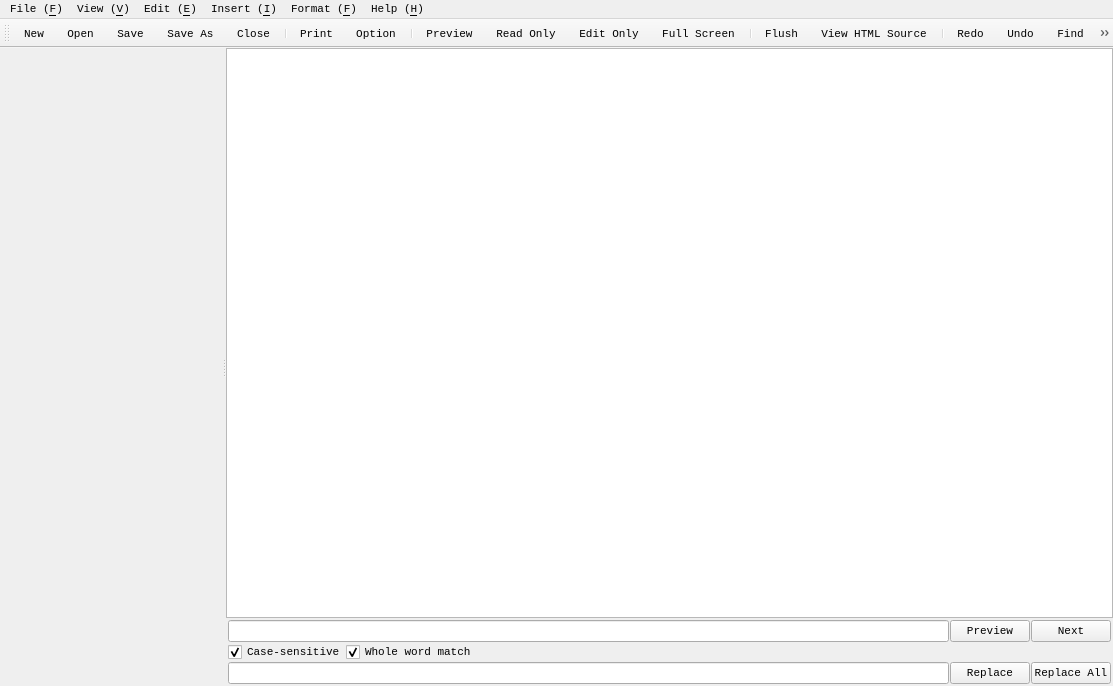
Qt form src/Smark/SmkMainWindow.ui (elerao/Smark) before a commit.
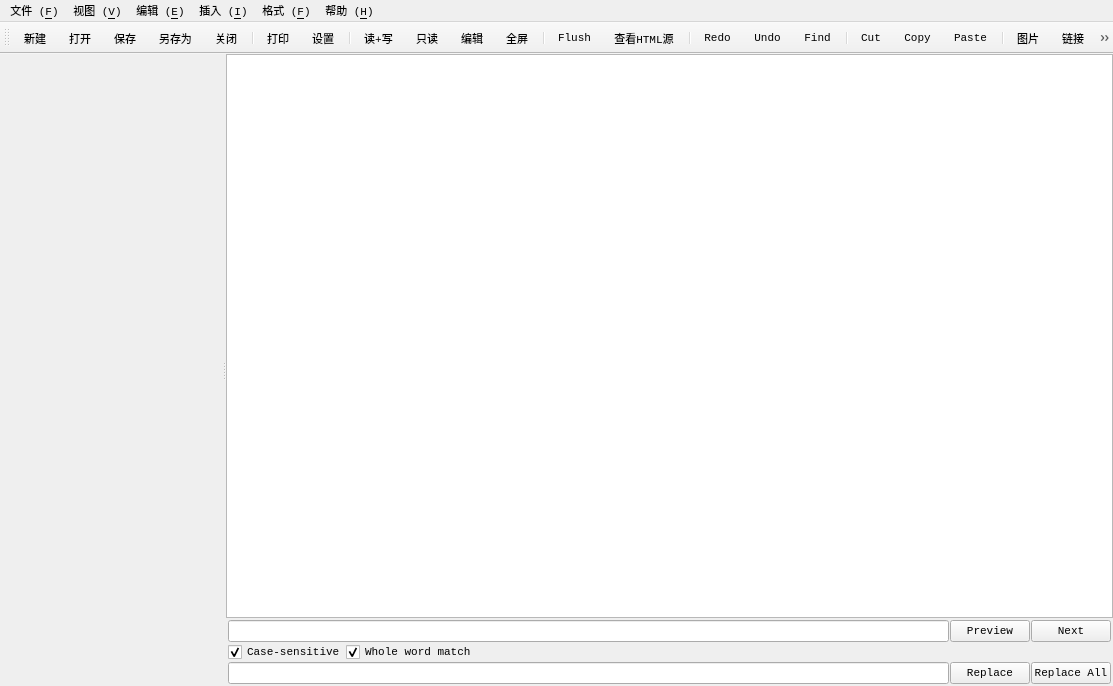
The same form after that commit. Icons and pictures are not drawn. Custom widgets are drawn as their Qt base class.

```diff
--- a/src/Smark/SmkMainWindow.ui
+++ b/src/Smark/SmkMainWindow.ui
@@ -200,18 +200,22 @@
      <x>0</x>
      <y>0</y>
      <width>1113</width>
-     <height>19</height>
+     <height>22</height>
     </rect>
    </property>
    <property name="font">
     <font>
      <family>Consolas</family>
      <pointsize>8</pointsize>
+     <weight>50</weight>
+     <bold>false</bold>
+     <stylestrategy>PreferAntialias</stylestrategy>
+     <kerning>true</kerning>
     </font>
    </property>
    <widget class="QMenu" name="menuFile">
     <property name="title">
-     <string>File (&amp;F)</string>
+     <string>文件 (&amp;F)</string>
     </property>
     <addaction name="actionNew"/>
     <addaction name="actionOpen"/>
@@ -226,7 +230,7 @@
    </widget>
    <widget class="QMenu" name="menuView">
     <property name="title">
-     <string>View (&amp;V)</string>
+     <string>视图 (&amp;V)</string>
     </property>
     <addaction name="actionReadOnly"/>
     <addaction name="actionPreview"/>
@@ -236,7 +240,7 @@
    </widget>
    <widget class="QMenu" name="menuEdit">
     <property name="title">
-     <string>Edit (&amp;E)</string>
+     <string>编辑 (&amp;E)</string>
     </property>
     <addaction name="actionFlush"/>
     <addaction name="actionViewHTML"/>
@@ -252,7 +256,7 @@
    </widget>
    <widget class="QMenu" name="menuFormat">
     <property name="title">
-     <string>Format (&amp;F)</string>
+     <string>格式 (&amp;F)</string>
     </property>
     <addaction name="actionFormatBlod"/>
     <addaction name="actionFormatItalic"/>
@@ -273,7 +277,7 @@
    </widget>
    <widget class="QMenu" name="menuInsert">
     <property name="title">
-     <string>Insert (&amp;I)</string>
+     <string>插入 (&amp;I)</string>
     </property>
     <addaction name="actionInsertImage"/>
     <addaction name="actionInsertLink"/>
@@ -281,7 +285,7 @@
    </widget>
    <widget class="QMenu" name="menuHelp">
     <property name="title">
-     <string>Help (&amp;H)</string>
+     <string>帮助 (&amp;H)</string>
     </property>
     <addaction name="actionAboutQt"/>
     <addaction name="actionAboutSmark"/>
@@ -361,7 +365,7 @@
      <normaloff>:/icon/file-new.png</normaloff>:/icon/file-new.png</iconset>
    </property>
    <property name="text">
-    <string>New</string>
+    <string>新建</string>
    </property>
    <property name="shortcut">
     <string>Ctrl+N</string>
@@ -373,7 +377,7 @@
      <normaloff>:/icon/file-open.png</normaloff>:/icon/file-open.png</iconset>
    </property>
    <property name="text">
-    <string>Open</string>
+    <string>打开</string>
    </property>
    <property name="shortcut">
     <string>Ctrl+O</string>
@@ -385,7 +389,7 @@
      <normaloff>:/icon/file-save.png</normaloff>:/icon/file-save.png</iconset>
    </property>
    <property name="text">
-    <string>Save</string>
+    <string>保存</string>
    </property>
    <property name="shortcut">
     <string>Ctrl+S</string>
@@ -397,7 +401,7 @@
      <normaloff>:/icon/file-saveas.png</normaloff>:/icon/file-saveas.png</iconset>
    </property>
    <property name="text">
-    <string>Save As</string>
+    <string>另存为</string>
    </property>
    <property name="shortcut">
     <string>Ctrl+Shift+S</string>
@@ -409,7 +413,7 @@
      <normaloff>:/icon/file-close.png</normaloff>:/icon/file-close.png</iconset>
    </property>
    <property name="text">
-    <string>Close</string>
+    <string>关闭</string>
    </property>
    <property name="shortcut">
     <string>Ctrl+W</string>
@@ -421,7 +425,7 @@
      <normaloff>:/icon/print.png</normaloff>:/icon/print.png</iconset>
    </property>
    <property name="text">
-    <string>Print</string>
+    <string>打印</string>
    </property>
    <property name="shortcut">
     <string>Ctrl+P</string>
@@ -445,7 +449,7 @@
      <normaloff>:/icon/view-preview.png</normaloff>:/icon/view-preview.png</iconset>
    </property>
    <property name="text">
-    <string>Preview</string>
+    <string>读+写</string>
    </property>
    <property name="shortcut">
     <string>F6</string>
@@ -457,7 +461,7 @@
      <normaloff>:/icon/view-read-only.png</normaloff>:/icon/view-read-only.png</iconset>
    </property>
    <property name="text">
-    <string>Read Only</string>
+    <string>只读</string>
    </property>
    <property name="shortcut">
     <string>F7</string>
@@ -469,7 +473,7 @@
      <normaloff>:/icon/view-edit-only.png</normaloff>:/icon/view-edit-only.png</iconset>
    </property>
    <property name="text">
-    <string>Edit Only</string>
+    <string>编辑</string>
    </property>
    <property name="shortcut">
     <string>F8</string>
@@ -484,7 +488,7 @@
      <normaloff>:/icon/view-fullscreen.png</normaloff>:/icon/view-fullscreen.png</iconset>
    </property>
    <property name="text">
-    <string>Full Screen</string>
+    <string>全屏</string>
    </property>
    <property name="shortcut">
     <string>F11</string>
@@ -580,7 +584,7 @@
      <normaloff>:/icon/edit-view-html.png</normaloff>:/icon/edit-view-html.png</iconset>
    </property>
    <property name="text">
-    <string>View HTML Source</string>
+    <string>查看HTML源</string>
    </property>
    <property name="shortcut">
     <string>Ctrl+Shift+C</string>
@@ -676,7 +680,7 @@
      <normaloff>:/icon/format-code.png</normaloff>:/icon/format-code.png</iconset>
    </property>
    <property name="text">
-    <string>Code</string>
+    <string>代码</string>
    </property>
    <property name="shortcut">
     <string>Ctrl+`</string>
@@ -700,7 +704,7 @@
      <normaloff>:/icon/align-left.png</normaloff>:/icon/align-left.png</iconset>
    </property>
    <property name="text">
-    <string>Align Left</string>
+    <string>左对齐</string>
    </property>
    <property name="shortcut">
     <string>Ctrl+L</string>
@@ -712,7 +716,7 @@
      <normaloff>:/icon/align-right.png</normaloff>:/icon/align-right.png</iconset>
    </property>
    <property name="text">
-    <string>Align Right</string>
+    <string>右对齐</string>
    </property>
    <property name="shortcut">
     <string>Ctrl+R</string>
@@ -724,7 +728,7 @@
      <normaloff>:/icon/align-center.png</normaloff>:/icon/align-center.png</iconset>
    </property>
    <property name="text">
-    <string>Align Center</string>
+    <string>居中</string>
    </property>
    <property name="shortcut">
     <string>Ctrl+E</string>
@@ -736,7 +740,7 @@
      <normaloff>:/icon/insert-image.png</normaloff>:/icon/insert-image.png</iconset>
    </property>
    <property name="text">
-    <string>Image</string>
+    <string>图片</string>
    </property>
    <property name="shortcut">
     <string>Ctrl+Shift+I, Ctrl+Shift+P</string>
@@ -748,7 +752,7 @@
      <normaloff>:/icon/insert-link.png</normaloff>:/icon/insert-link.png</iconset>
    </property>
    <property name="text">
-    <string>Link</string>
+    <string>链接</string>
    </property>
    <property name="shortcut">
     <string>Ctrl+Shift+L</string>
@@ -760,7 +764,7 @@
      <normaloff>:/icon/insert-formation.png</normaloff>:/icon/insert-formation.png</iconset>
    </property>
    <property name="text">
-    <string>MathJax</string>
+    <string>公式</string>
    </property>
    <property name="toolTip">
     <string>MathJax</string>
@@ -785,7 +789,16 @@
      <normaloff>:/icon/file-option.png</normaloff>:/icon/file-option.png</iconset>
    </property>
    <property name="text">
-    <string>Option</string>
+    <string>设置</string>
+   </property>
+  </action>
+  <action name="action_2">
+   <property name="icon">
+    <iconset resource="rc/icon.qrc">
+     <normaloff>:/icon/DaGang.png</normaloff>:/icon/DaGang.png</iconset>
+   </property>
+   <property name="text">
+    <string>大纲</string>
    </property>
   </action>
  </widget>
```
Left out of the diff: 2 changed lines with no effect on the pictures.
